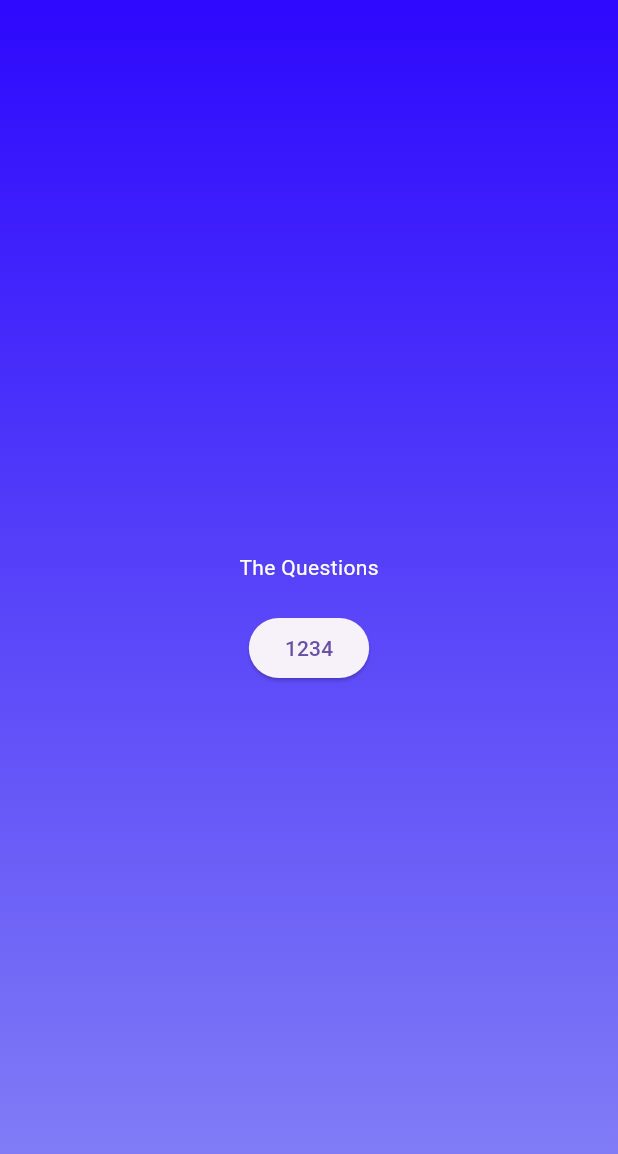
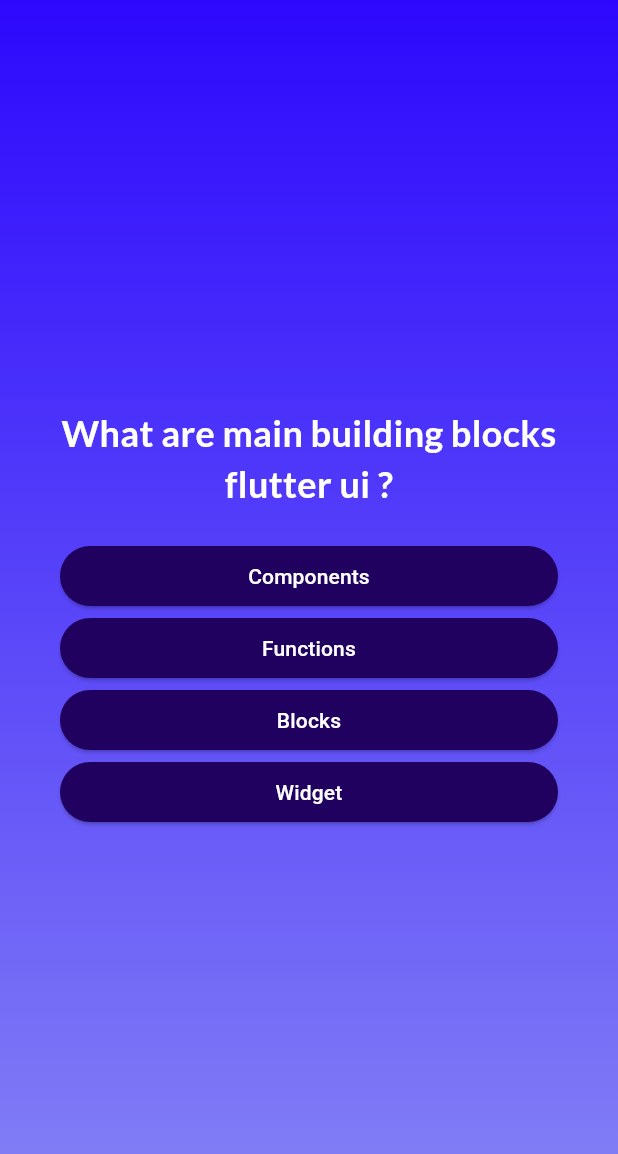
Before and after one commit to abdulbasithqb/flutter-advanced, a Flutter app: the screen it shows after launch, after a tap on "Start Quiz Now", on a phone screen of 412 x 824 dp. Shown: the top 1154 px of the screen. Run offline on Flutter 3.47's test engine with Material 3 defaults, Android fonts, the phone set to English and light mode, and no system bars; our stand-ins replace google_fonts; missing offline and left inert: dart:ffi.

Commit message:
quiz all completed

```diff
--- a/lib/answer_button.dart
+++ b/lib/answer_button.dart
@@ -1,12 +1,22 @@
 import 'package:flutter/material.dart';
 
 class AnswerButton extends StatelessWidget {
-  AnswerButton(this.answerText, {super.key});
+  AnswerButton({super.key, required this.answerText, required this.onTap});
 
   final String answerText;
+  final void Function() onTap;
 
   @override
   Widget build(context) {
-    return ElevatedButton(onPressed: () {}, child: Text(answerText));
+    return ElevatedButton(
+      onPressed: onTap,
+      style: ElevatedButton.styleFrom(
+          backgroundColor: const Color.fromARGB(255, 33, 1, 95),
+          foregroundColor: Colors.white),
+      child: Text(
+        answerText,
+        textAlign: TextAlign.center,
+      ),
+    );
   }
 }
--- a/lib/data/questions.dart
+++ b/lib/data/questions.dart
@@ -1,34 +1,14 @@
 import 'package:flutter_advanced/models/quiz_questions.dart';
 
 var questions = [
-  QuizQuestions('What are main building blocks flutter ui ?', [
-    'Widget',
-    'Components'
-    'Blocks',
-    'Functions'
-  ]),
-   QuizQuestions('Q2 ... . .. .?', [
-    'Widget',
-    'Components'
-    'Blocks',
-    'Functions'
-  ]),
-   QuizQuestions('Q3 ... . .. .?', [
-    'Widget',
-    'Components'
-    'Blocks',
-    'Functions'
-  ]),
-   QuizQuestions('Q4 ... . .. .?', [
-    'Widget',
-    'Components'
-    'Blocks',
-    'Functions'
-  ]),
-  QuizQuestions('Q5 ... . .. .?', [
-    'Widget',
-    'Components'
-    'Blocks',
-    'Functions'
-  ])
+  QuizQuestions('What are main building blocks flutter ui ?',
+      ['Widget', 'Components', 'Blocks', 'Functions']),
+  QuizQuestions('What are main building blocks flutter ui ?',
+      ['Widget', 'Components', 'Blocks', 'Functions']),
+  QuizQuestions('What are main building blocks flutter ui ?',
+      ['Widget', 'Components', 'Blocks', 'Functions']),
+  QuizQuestions('What are main building blocks flutter ui ?',
+      ['Widget', 'Components', 'Blocks', 'Functions']),
+  QuizQuestions('What are main building blocks flutter ui ?',
+      ['Widget', 'Components', 'Blocks', 'Functions'])
 ];
--- a/lib/models/quiz_questions.dart
+++ b/lib/models/quiz_questions.dart
@@ -4,4 +4,9 @@ class QuizQuestions {
   final String text;
   final List<String> answers;
 
+  List<String> getShuffledAnswers() {
+    final shuffledList = List.of(answers);
+    shuffledList.shuffle();
+    return shuffledList;
+  }
 }
--- a/lib/questions_screen.dart
+++ b/lib/questions_screen.dart
@@ -2,9 +2,13 @@ import 'dart:ffi';
 
 import 'package:flutter/material.dart';
 import 'package:flutter_advanced/answer_button.dart';
+import 'package:flutter_advanced/data/questions.dart';
+import 'package:google_fonts/google_fonts.dart';
 
 class QuestionSreeen extends StatefulWidget {
-  QuestionSreeen({super.key});
+  QuestionSreeen({super.key, required this.onSelectAnswer});
+
+  final void Function(String answer) onSelectAnswer;
 
   @override
   State<StatefulWidget> createState() {
@@ -13,21 +17,46 @@ class QuestionSreeen extends StatefulWidget {
 }
 
 class _QuestionSreeenState extends State<QuestionSreeen> {
+  var currentQuestionIndex = 0;
+
+  @override
   Widget build(context) {
+    final currentQuestion = questions[currentQuestionIndex];
+
+    void answerQuestion(String answer) {
+      widget.onSelectAnswer(answer);
+      setState(() {
+        currentQuestionIndex++;
+      });
+    }
+
     return SizedBox(
       width: double.infinity,
-      child: Column(
-        mainAxisAlignment: MainAxisAlignment.center,
-        children: [
-          Text('The Questions', style: TextStyle(
-            color: Colors.white
-          ),),
-          SizedBox(height: 20),
-         AnswerButton('1234')
-
-        ],
+      child: Container(
+        margin: EdgeInsets.all(40),
+        child: Column(
+          mainAxisAlignment: MainAxisAlignment.center,
+          crossAxisAlignment: CrossAxisAlignment.stretch,
+          children: [
+            Text(
+              currentQuestion.text,
+              style: GoogleFonts.lato(
+                  color: Colors.white,
+                  fontSize: 24,
+                  fontWeight: FontWeight.bold),
+              textAlign: TextAlign.center,
+            ),
+            SizedBox(height: 20),
+            ...currentQuestion.getShuffledAnswers().map((answer) {
+              return AnswerButton(
+                  answerText: answer,
+                  onTap: () {
+                    answerQuestion(answer);
+                  });
+            })
+          ],
+        ),
       ),
     );
-
   }
 }
--- a/lib/quiz.dart
+++ b/lib/quiz.dart
@@ -1,7 +1,8 @@
 import 'package:flutter/material.dart';
+import 'package:flutter_advanced/data/questions.dart';
 import 'package:flutter_advanced/questions_screen.dart';
+import 'package:flutter_advanced/results_screen.dart';
 import 'package:flutter_advanced/start_screen.dart';
-
 
 class Quiz extends StatefulWidget {
   Quiz({super.key});
@@ -13,14 +14,41 @@ class Quiz extends StatefulWidget {
 }
 
 class _QuizState extends State<Quiz> {
-
-String? activeScreen =  'start-screen';
-
+  List<String> selectedAnswers = [];
+  String? activeScreen = 'start-screen';
 
   void SwitchScreen() {
     setState(() {
       activeScreen = 'question-screen';
     });
+  }
+
+  void chooseAnswer(String answer) {
+    selectedAnswers.add(answer);
+
+    if (selectedAnswers.length == questions.length) {
+      setState(() {
+        activeScreen = 'result-screen';
+      });
+    }
+  }
+
+  void restartQuiz() {
+    setState(() {
+      activeScreen = 'start-screen';
+      selectedAnswers = [];
+    });
+  }
+
+  _renderCurrentScreen(String activeScreen) {
+    if (activeScreen == 'start-screen') {
+      return StartScreen(SwitchScreen);
+    } else if (activeScreen == 'question-screen') {
+      return QuestionSreeen(onSelectAnswer: chooseAnswer);
+    } else if (activeScreen == 'result-screen') {
+      return ResultScreen(
+          choosenAnswers: selectedAnswers, restartQuiz: restartQuiz);
+    }
   }
 
   @override
@@ -38,8 +66,7 @@ void SwitchScreen() {
                 end: Alignment.bottomCenter,
               ),
             ),
-          child: activeScreen == 'start-screen' ? StartScreen(SwitchScreen) : QuestionSreeen(),
-        ),
+            child: _renderCurrentScreen(activeScreen!)),
       ),
     );
   }
--- a/pubspec.yaml
+++ b/pubspec.yaml
@@ -35,6 +35,7 @@ dependencies:
   # The following adds the Cupertino Icons font to your application.
   # Use with the CupertinoIcons class for iOS style icons.
   cupertino_icons: ^1.0.2
+  google_fonts: ^6.1.0
 
 dev_dependencies:
   flutter_test:
```
Also changed, not shown: lib/models/questions_summary.dart (added, +72 -0 lines), lib/results_screen.dart (added, +61 -0 lines), pubspec.lock, 10 other files. Lines whose indentation alone changed are shown as unchanged.
